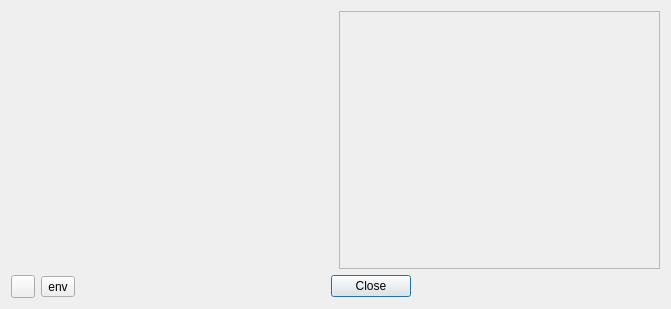
This is Qt/lib/mainwindow/aboutbox/src/ui/aboutbox.ui in RinatB2017/mega_GIT as Qt 5 draws it before an edit. The edited form follows.
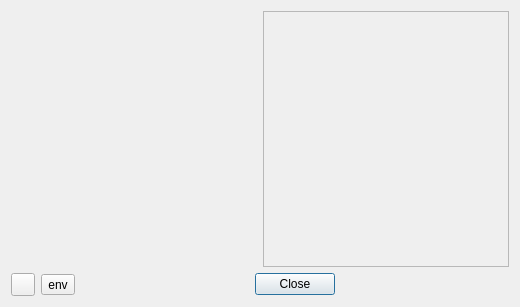
This is the edited form. Icons and pictures are not drawn.

Diff of the .ui file:
```diff
--- a/Qt/lib/mainwindow/aboutbox/src/ui/aboutbox.ui
+++ b/Qt/lib/mainwindow/aboutbox/src/ui/aboutbox.ui
@@ -6,8 +6,8 @@
    <rect>
     <x>0</x>
     <y>0</y>
-    <width>671</width>
-    <height>309</height>
+    <width>520</width>
+    <height>307</height>
    </rect>
   </property>
   <property name="windowTitle">
```
Left out of the diff: 4 changed lines with no effect on the pictures.
